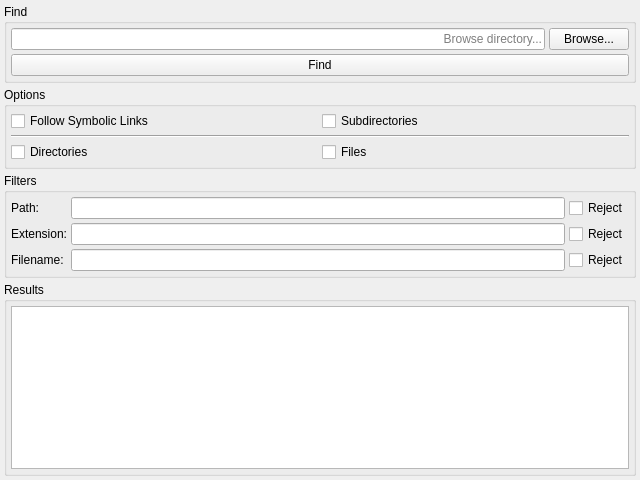
First picture: the form in csFiles/ui/forms/WFind.ui, repository CaSchmidt/csFiles, before the edit.
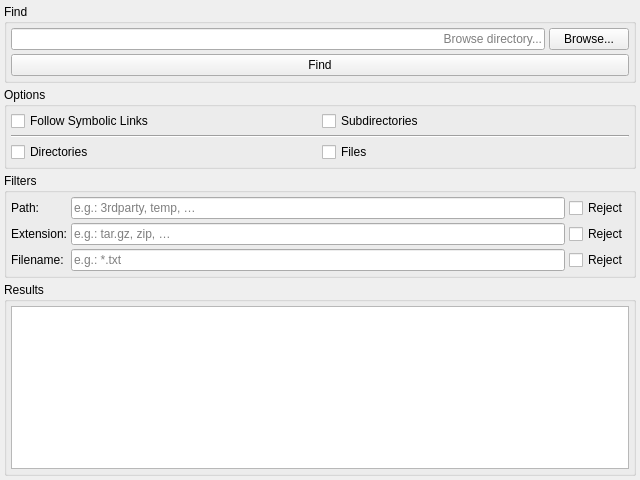
Second picture: the form after the edit.

Commit message: Make WFind's UI more explanatory.

The edit to the form file:
```diff
--- a/csFiles/ui/forms/WFind.ui
+++ b/csFiles/ui/forms/WFind.ui
@@ -169,6 +169,9 @@
       </item>
       <item row="0" column="1">
        <widget class="QLineEdit" name="pathFilterEdit">
+        <property name="placeholderText">
+         <string>e.g.: 3rdparty, temp, …</string>
+        </property>
         <property name="clearButtonEnabled">
          <bool>true</bool>
         </property>
@@ -190,6 +193,9 @@
       </item>
       <item row="1" column="1">
        <widget class="QLineEdit" name="extensionFilterEdit">
+        <property name="placeholderText">
+         <string>e.g.: tar.gz, zip, …</string>
+        </property>
         <property name="clearButtonEnabled">
          <bool>true</bool>
         </property>
@@ -210,7 +216,11 @@
        </widget>
       </item>
       <item row="2" column="1">
-       <widget class="QLineEdit" name="filenameFilterEdit"/>
+       <widget class="QLineEdit" name="filenameFilterEdit">
+        <property name="placeholderText">
+         <string>e.g.: *.txt</string>
+        </property>
+       </widget>
       </item>
       <item row="2" column="2">
        <widget class="QCheckBox" name="filenameRejectCheck">
```
